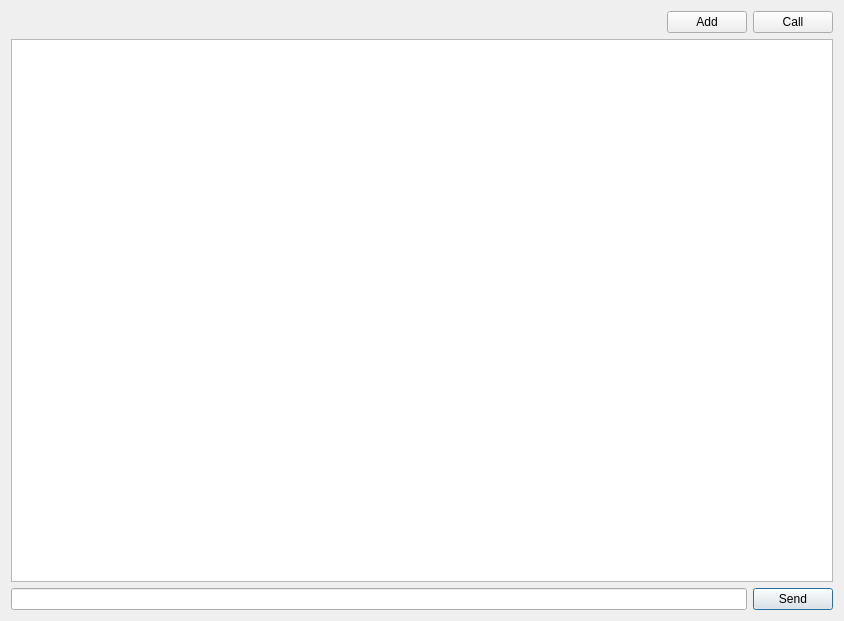
First picture: the form in src/client/widgetchattab.ui, repository wayt/Skypy, before the edit.
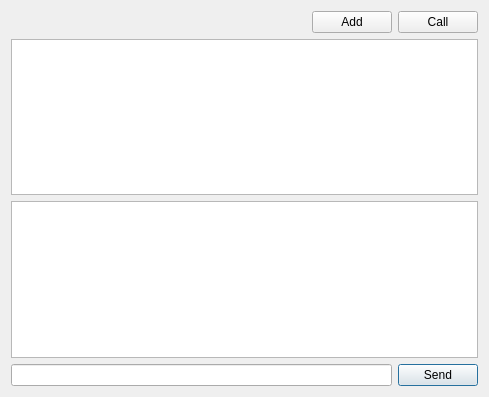
Second picture: the form after the edit.

Diff of the .ui file:
```diff
--- a/src/client/widgetchattab.ui
+++ b/src/client/widgetchattab.ui
@@ -6,8 +6,8 @@
    <rect>
     <x>0</x>
     <y>0</y>
-    <width>844</width>
-    <height>621</height>
+    <width>489</width>
+    <height>397</height>
    </rect>
   </property>
   <property name="windowTitle">
@@ -45,6 +45,16 @@
      </item>
     </layout>
    </item>
+   <item>
+    <widget class="QListWidget" name="_peerListWidget">
+     <property name="alternatingRowColors">
+      <bool>true</bool>
+     </property>
+     <property name="selectionMode">
+      <enum>QAbstractItemView::NoSelection</enum>
+     </property>
+    </widget>
+   </item>
    <item>
     <widget class="QListWidget" name="_chatTable">
      <property name="horizontalScrollBarPolicy">
```
Left out of the diff: 7 changed lines with no effect on the pictures.
